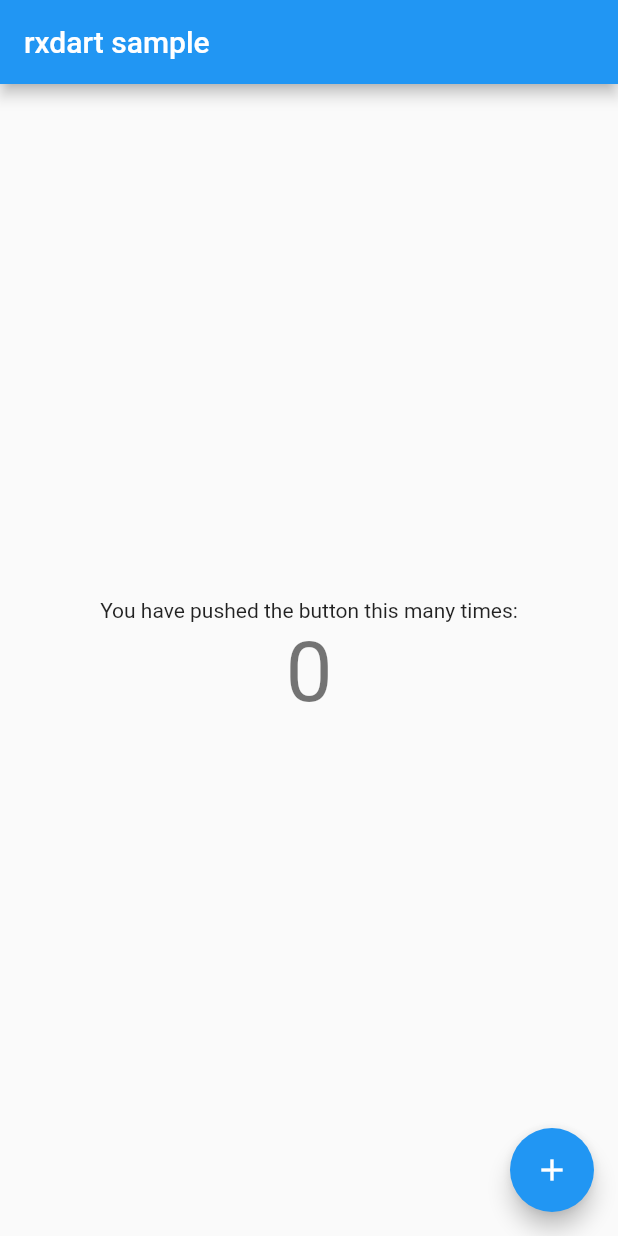
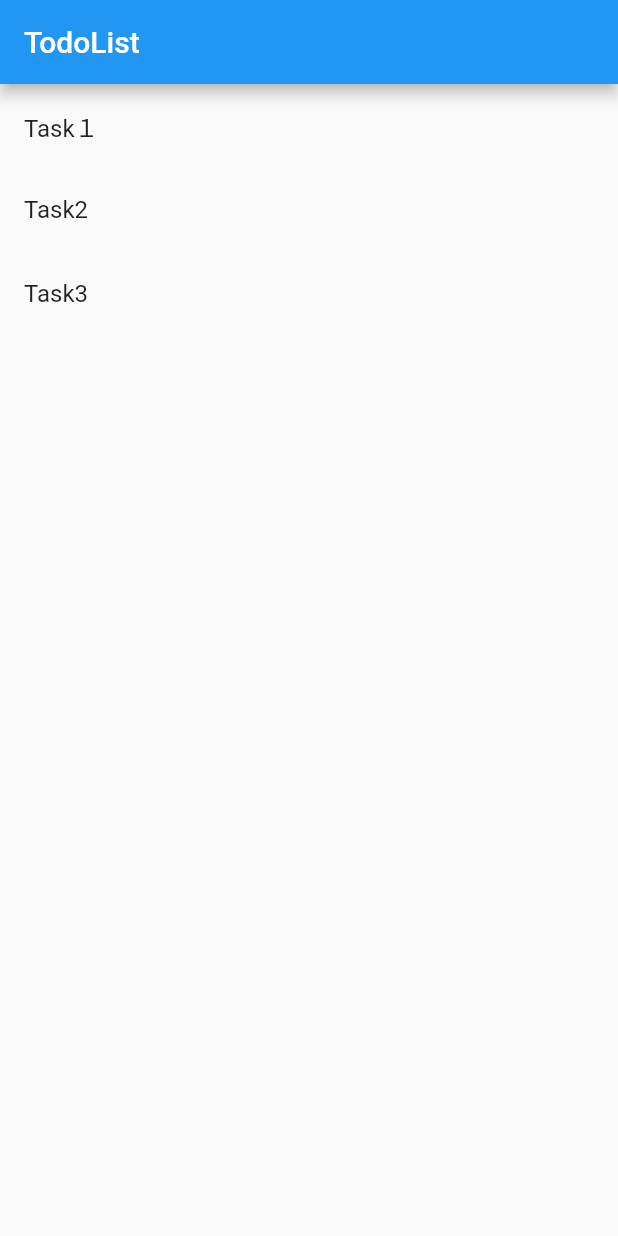
Before and after one commit to ikoba0911/todo_app_flutter, a Flutter app: the screen it shows after launch, on a phone screen of 412 x 824 dp. Run offline on Flutter 3.47's test engine with Material 2 defaults, Android fonts, the phone set to English and light mode, and no system bars; our stand-ins replace rxdart.

Commit message:
change to bloc architecture

```diff
--- /dev/null
+++ b/lib/Model/todo.dart
@@ -0,0 +1,6 @@
+class Todo {
+  int id;
+  String title;
+
+  Todo(this.id, this.title);
+}
--- /dev/null
+++ b/lib/Provider/todo_provider.dart
@@ -0,0 +1,19 @@
+import 'package:todo_app_flutter/Model/todo.dart';
+
+class TodoProvider {
+  // Layer to retrieve data from Local and the Web.
+
+  Future<List<Todo>> fetchTodoList() async {
+    return mockTodoData();
+  }
+}
+
+extension MockTodoData on TodoProvider {
+  List<Todo> mockTodoData() {
+    return [
+      Todo(01, 'Task１'),
+      Todo(02, 'Task2'),
+      Todo(03, 'Task3'),
+    ];
+  }
+}
--- /dev/null
+++ b/lib/Repository/todo_repository.dart
@@ -0,0 +1,11 @@
+import 'package:todo_app_flutter/Provider/todo_provider.dart';
+import '../Model/todo.dart';
+
+class TodoRepository {
+  // Create this class with Dependency injection in mind.
+  // The structure of the Bloc is such that it is unaware of whether it is accessing local data or data on the Web by accessing the repository.
+  // Dependencies shall always be injectable and platform independent.
+  final provider = TodoProvider();
+
+  Future<List<Todo>> fetchAllProvider() => provider.fetchTodoList();
+}
--- /dev/null
+++ b/lib/home_page/home_bloc.dart
@@ -0,0 +1,25 @@
+import 'dart:async';
+
+import 'package:rxdart/rxdart.dart';
+import 'package:todo_app_flutter/Model/todo.dart';
+import 'package:todo_app_flutter/Repository/todo_repository.dart';
+
+class HomeBloc {
+  // Todo fetch from repository.
+  // Value retrieval is done asynchronously.
+
+  final _repository = TodoRepository();
+  final _todoFetcher = PublishSubject<List<Todo>>();
+
+  // Bind values with StreamBuilder
+  Stream<List<Todo>> get allTodo => _todoFetcher.stream;
+
+  void fetchAllTodo() async {
+    List<Todo> todoList = await _repository.fetchAllProvider();
+    _todoFetcher.sink.add(todoList);
+  }
+
+  dispose() {
+    _todoFetcher.close();
+  }
+}
--- a/lib/home_page/home_page.dart
+++ b/lib/home_page/home_page.dart
@@ -1,85 +1,44 @@
+import 'package:flutter/material.dart';
+import 'package:todo_app_flutter/Model/todo.dart';
+import 'package:todo_app_flutter/home_page/home_bloc.dart';
 
-import 'dart:async';
-import 'package:flutter/material.dart';
-
-class HomePage extends StatefulWidget {
-
-  // Initialize state containing view.
-  @override
-  _HomePageState createState() => _HomePageState();
-}
-
-class _HomePageState extends State<HomePage> {
-  int _counter = 0;
-  late StreamController _streamController;
-  late Stream _stream;
-
-  @override
-  void initState() {
-    _streamController = StreamController();
-    _stream= _streamController.stream;
-  }
-
-  void _incrementCounter() {
-    _streamController.sink.add(_counter++);
-  }
-
-  @override
-  void dispose() {}
+class HomePage extends StatelessWidget {
+  final _bloc = HomeBloc();
 
   @override
   Widget build(BuildContext context) {
+    _bloc.fetchAllTodo(); // acquire the values to be displayed in the list
+
     return Scaffold(
       appBar: AppBar(
-        title: const Text("rxdart sample"),
+        title: const Text("TodoList"),
       ),
-      body: Center(
-        child: Column(
-          mainAxisAlignment: MainAxisAlignment.center,
-          children: <Widget>[
-            const Text(
-              'You have pushed the button this many times:',
-            ),
-            StreamBuilder(
-                stream: _stream,
-                builder: (BuildContext context, AsyncSnapshot snapshot){
+      body: StreamBuilder<List<Todo>>(
+        stream: _bloc.allTodo,
+        builder: (BuildContext context, AsyncSnapshot<List<Todo>> snapshot) {
+          if (snapshot.hasData) {
+            return _todoList(snapshot);
+          } else if (snapshot.hasError) {
+            return Text("An error has occurred. Message:${snapshot.error}");
+          }
 
-                  return  Text(
-                    snapshot.data != null ? snapshot.data.toString() : "0",
-                    style: Theme.of(context).textTheme.displayMedium,
-                  );
-                }
-            )
-          ],
-        ),
+          return const Center(
+            child: CircularProgressIndicator(),
+          );
+        },
       ),
-      floatingActionButton: FloatingActionButton(
-        onPressed: _incrementCounter,
-        tooltip: 'Increment',
-        child: const Icon(Icons.add),
-      ), // This trailing comma makes auto-formatting nicer for build methods.
+    );
+  }
+
+  // TodoList
+  Widget _todoList(AsyncSnapshot<List<Todo>> snapshot) {
+    return ListView.builder(
+      itemCount: snapshot.data!.length,
+      itemBuilder: (context, index) {
+        return ListTile(
+          title: Text(snapshot.data![index].title),
+        );
+      },
     );
   }
 }
-
-// class CounterBloc {
-//   final _actionController = StreamController<void>();
-//   Sink<void> get increment => _actionController.sink;
-//
-//   final _countController = StreamController<int>();
-//   Stream<int> get count => _countController.stream;
-//
-//   int _count = 0;
-//
-//   CounterBloc() {
-//     _actionController.stream.listen((_) {
-//       _count++;
-//       _countController.sink.add(_count);
-//     });
-//   }
-//
-//   void dispose() {
-//     _actionController.close();
-//     _countController.close();
-//   }
-// }
```
Also changed, not shown: lib/home_page/home_model.dart (deleted), 1 other file.
